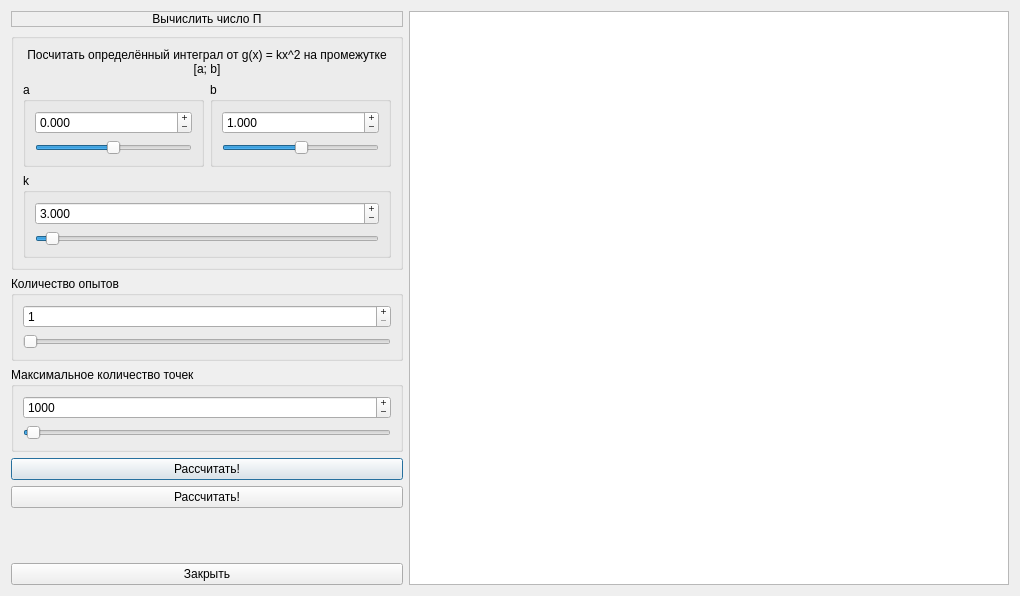
First picture: the form in montecarlo.ui, repository MPogoda/StPr-labs, before the edit.
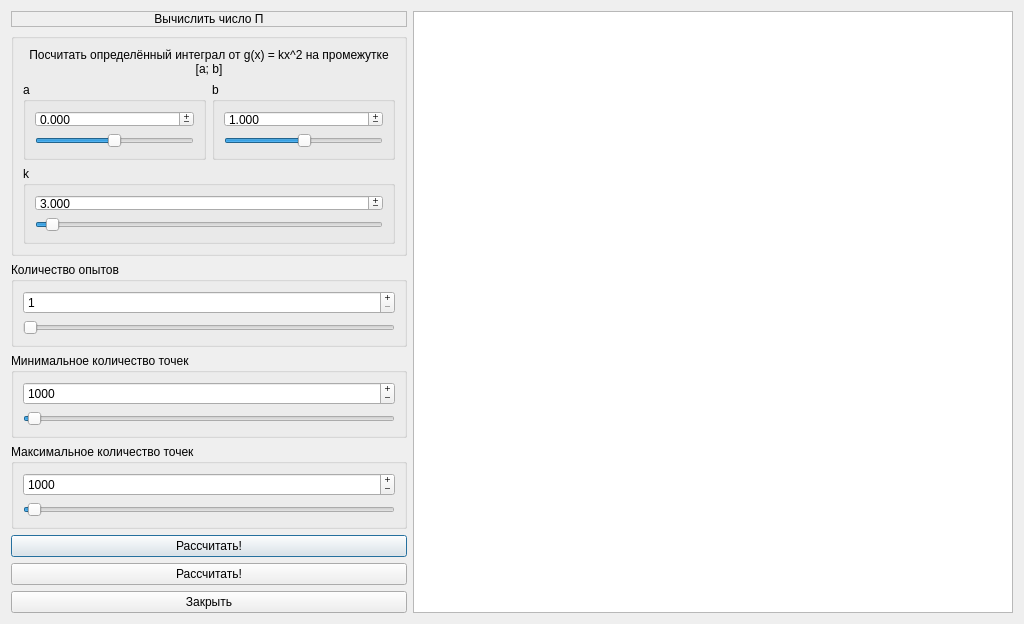
Second picture: the form after the edit.

The edit to the form file:
```diff
--- a/montecarlo.ui
+++ b/montecarlo.ui
@@ -6,8 +6,8 @@
    <rect>
     <x>0</x>
     <y>0</y>
-    <width>1020</width>
-    <height>596</height>
+    <width>1024</width>
+    <height>600</height>
    </rect>
   </property>
   <property name="minimumSize">
@@ -235,7 +235,54 @@
       </widget>
      </item>
      <item>
-      <widget class="QGroupBox" name="groupBox_5">
+      <widget class="QGroupBox" name="npoints_min_gb">
+       <property name="title">
+        <string>Минимальное количество точек</string>
+       </property>
+       <layout class="QVBoxLayout" name="verticalLayout_6">
+        <item>
+         <widget class="QSpinBox" name="npoints_min">
+          <property name="buttonSymbols">
+           <enum>QAbstractSpinBox::PlusMinus</enum>
+          </property>
+          <property name="minimum">
+           <number>10</number>
+          </property>
+          <property name="maximum">
+           <number>250000</number>
+          </property>
+          <property name="singleStep">
+           <number>1000</number>
+          </property>
+          <property name="value">
+           <number>1000</number>
+          </property>
+         </widget>
+        </item>
+        <item>
+         <widget class="QSlider" name="horizontalSlider_6">
+          <property name="minimum">
+           <number>10</number>
+          </property>
+          <property name="maximum">
+           <number>250000</number>
+          </property>
+          <property name="singleStep">
+           <number>1000</number>
+          </property>
+          <property name="value">
+           <number>1000</number>
+          </property>
+          <property name="orientation">
+           <enum>Qt::Horizontal</enum>
+          </property>
+         </widget>
+        </item>
+       </layout>
+      </widget>
+     </item>
+     <item>
+      <widget class="QGroupBox" name="npoints_gb">
        <property name="title">
         <string>Максимальное количество точек</string>
        </property>
@@ -255,7 +302,7 @@
            <number>10</number>
           </property>
           <property name="maximum">
-           <number>300000</number>
+           <number>2000000</number>
           </property>
           <property name="singleStep">
            <number>5</number>
@@ -271,7 +318,10 @@
            <number>10</number>
           </property>
           <property name="maximum">
-           <number>300000</number>
+           <number>2000000</number>
+          </property>
+          <property name="singleStep">
+           <number>1000</number>
           </property>
           <property name="value">
            <number>1000</number>
```
Left out of the diff: 34 changed lines with no effect on the pictures.
